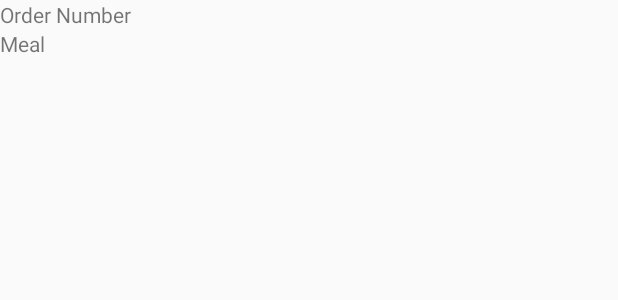
After one commit to cusengan/HackDFW-Prepper, an Android app: the layout profile_orders.xml on its own in the app's theme, with its tools: preview values and no code run, on a phone screen of 412 x 824 dp. The commit adds this screen. Shown: the top 300 px of the screen. Run offline under Robolectric (Android 15) with nearby library versions, the phone set to English and light mode, and no system bars.

Commit message:
Profile works

```diff
--- a/app/src/main/AndroidManifest.xml
+++ b/app/src/main/AndroidManifest.xml
@@ -21,7 +21,7 @@
         <activity
             android:name=".OrderPagerActivity"
             android:parentActivityName=".MainActivity" />
-        <activity android:name=".Profile" />
+        <activity android:name=".ProfileActivity" />
         <activity android:name=".OrderListFragment"></activity>
     </application>
 
--- a/app/src/main/java/com/prepper/prepper/Customer.java
+++ b/app/src/main/java/com/prepper/prepper/Customer.java
@@ -2,6 +2,7 @@ package com.prepper.prepper;
 
 import com.amazonaws.mobileconnectors.dynamodbv2.dynamodbmapper.DynamoDBAttribute;
 import com.amazonaws.mobileconnectors.dynamodbv2.dynamodbmapper.DynamoDBHashKey;
+import com.amazonaws.mobileconnectors.dynamodbv2.dynamodbmapper.DynamoDBMarshaller;
 import com.amazonaws.mobileconnectors.dynamodbv2.dynamodbmapper.DynamoDBTable;
 
 /**
@@ -9,7 +10,7 @@ import com.amazonaws.mobileconnectors.dynamodbv2.dynamodbmapper.DynamoDBTable;
  */
 
 @DynamoDBTable(tableName = "Customers")
-public class Customer {
+public class Customer{
 
     private String mName;
     private double mCreditCard;
@@ -65,4 +66,5 @@ public class Customer {
     public void setEmail(String mEmail) {
         this.mEmail = mEmail;
     }
+
 }
--- a/app/src/main/java/com/prepper/prepper/MainActivity.java
+++ b/app/src/main/java/com/prepper/prepper/MainActivity.java
@@ -43,7 +43,7 @@ public class MainActivity extends AppCompatActivity {
             case R.id.settings:
                 break;
             case R.id.profile:
-                Intent i = Profile.newIntent(getApplicationContext(), userName);
+                Intent i = ProfileActivity.newIntent(getApplicationContext(), userName);
                 startActivity(i);
                 break;
 
--- /dev/null
+++ b/app/src/main/res/layout/profile_orders.xml
@@ -0,0 +1,20 @@
+<?xml version="1.0" encoding="utf-8"?>
+<LinearLayout xmlns:android="http://schemas.android.com/apk/res/android"
+    android:orientation="vertical" android:layout_width="wrap_content"
+    android:layout_height="wrap_content">
+
+        <TextView
+            android:id="@+id/orderNumber"
+            android:layout_width="match_parent"
+            android:layout_height="wrap_content"
+            android:text="Order Number"/>
+
+        <TextView
+            android:id="@+id/orderMeal"
+            android:layout_width="match_parent"
+            android:layout_height="match_parent"
+            android:text="Meal"/>
+
+
+
+</LinearLayout>
```
Also changed, not shown: app/src/main/java/com/prepper/prepper/CustomerMarshaller.java (added, +19 -0 lines), app/src/main/java/com/prepper/prepper/FoodMarshaller.java (added, +19 -0 lines), app/src/main/java/com/prepper/prepper/Order.java (+34 -21 lines), app/src/main/java/com/prepper/prepper/OrderListFragment.java (+4 -17 lines), app/src/main/java/com/prepper/prepper/ProfileActivity.java (renamed from app/src/main/java/com/prepper/prepper/Profile.java, +8 -6 lines), app/src/main/res/layout/activity_profile.xml (+12 -1 lines).
